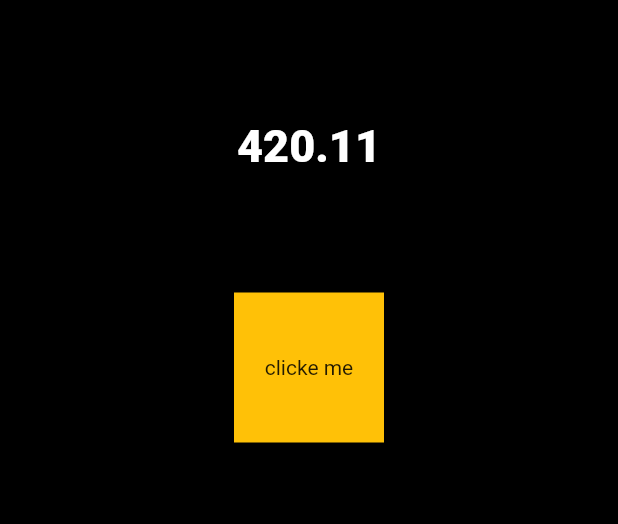
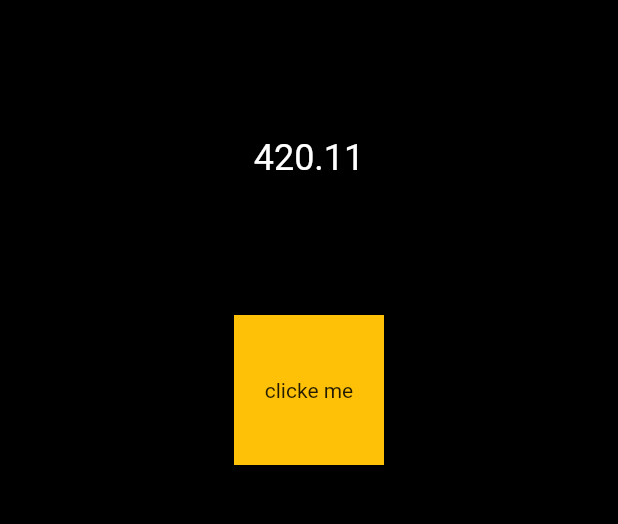
Before and after one commit to huangsongyao/number_wheel_text, a Flutter app: the screen it shows after launch, after a tap on "clicke me", on a phone screen of 412 x 824 dp, the part 84-608 px from its top. Run offline on Flutter 3.47's test engine with Material 2 defaults, Android fonts, the phone set to English and light mode, and no system bars; our stand-ins replace decimal.

Commit message:
fix: 滚动效果调整

```diff
--- a/number_wheel/example/lib/main.dart
+++ b/number_wheel/example/lib/main.dart
@@ -49,6 +49,11 @@ class _MyAppState extends State<MyApp> {
                 onAnimation: (String old) {
                   return _streamController;
                 },
+                textHeights: 50.0,
+                textStyle: TextStyle(
+                  color: Colors.white,
+                  fontSize: 24,
+                ),
               ),
               SizedBox(
                 height: 80,
--- a/number_wheel/lib/number_wheel_animation.dart
+++ b/number_wheel/lib/number_wheel_animation.dart
@@ -34,7 +34,7 @@ class HSYNumberWheelText extends StatefulWidget {
   final bool showThousands;
 
   /// 单个数字的高度，默认为35.0
-  final num textHeights;
+  final double textHeights;
 
   /// 动画时间，默认为0.5s
   final Duration duration;
@@ -181,6 +181,7 @@ class _HSYNumberWheelTextState extends State<HSYNumberWheelText>
                 child: Column(
                   children: toMaps.values.first.values.first.map((number) {
                     return Container(
+                      height: _textHeights,
                       alignment: Alignment.center,
                       child: Text(
                         number,
@@ -216,11 +217,13 @@ class _HSYNumberWheelTextState extends State<HSYNumberWheelText>
   void _animatedTo() {
     _dataBeats.forEach((key, value) {
       final ScrollController scrollController = key;
-      scrollController.animateTo(
-        _scrollToOffsets(value.keys.first),
-        duration: this.widget.duration,
-        curve: Curves.easeIn,
-      );
+      if (scrollController.hasClients) {
+        scrollController.animateTo(
+          _scrollToOffsets(value.keys.first),
+          duration: this.widget.duration,
+          curve: Curves.easeIn,
+        );
+      }
     });
   }
 
```
Also changed, not shown: 2 other files.
